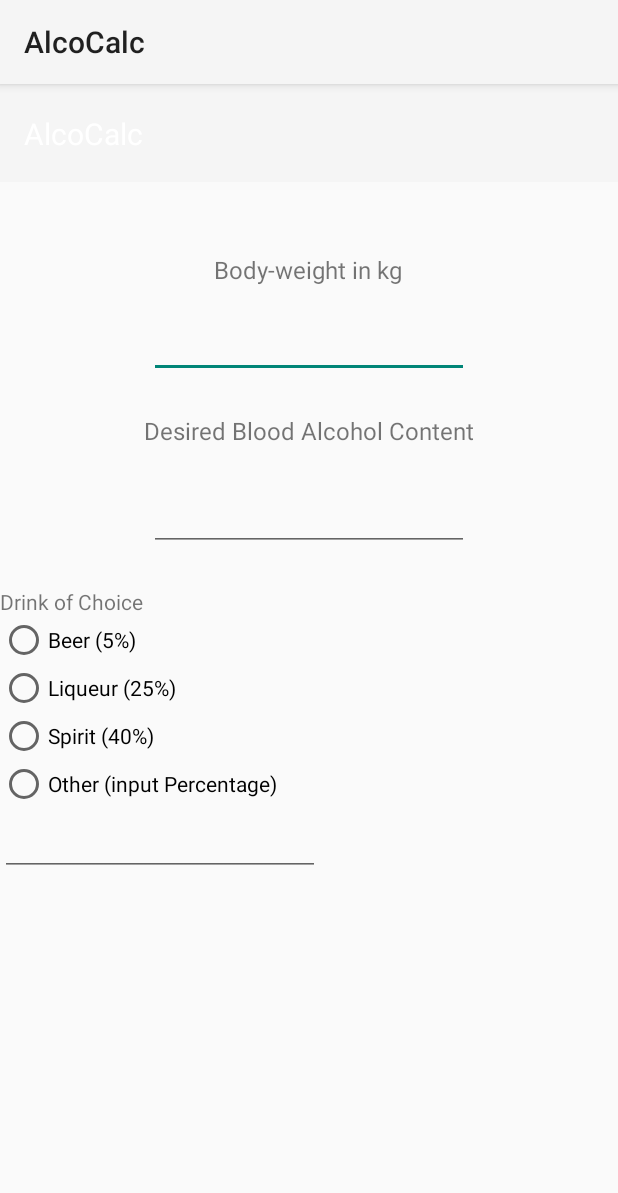
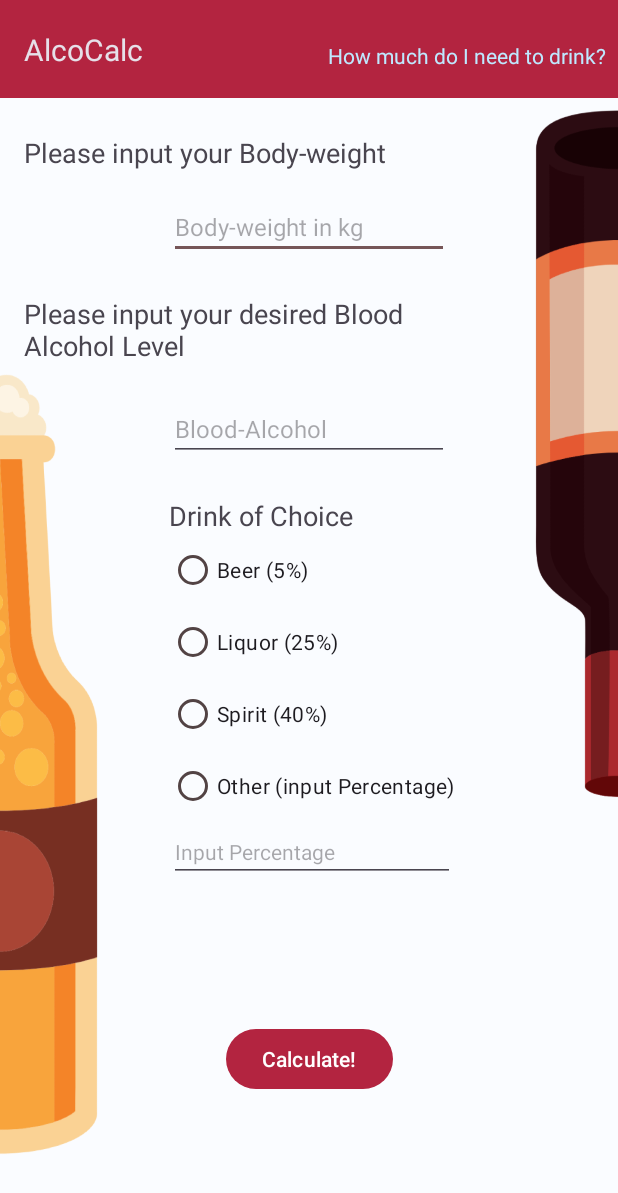
Before and after one commit to gitlias/AlcoCalc, an Android app: the screen it shows after launch (HauptActivity), on a phone screen of 412 x 824 dp. Shown: the top 1193 px of the screen. Run offline under Robolectric (Android 15) with nearby library versions, the phone set to English and light mode, and no system bars.

Commit message:
bisschen hübsch gemacht & es wird draußen hell

```diff
--- a/app/src/main/res/layout/activity_haupt.xml
+++ b/app/src/main/res/layout/activity_haupt.xml
@@ -4,18 +4,18 @@
     xmlns:tools="http://schemas.android.com/tools"
     android:layout_width="match_parent"
     android:layout_height="match_parent"
-    android:background="?android:attr/colorBackground"
+    android:background="@drawable/background"
     tools:context=".HauptActivity">
 
     <TextView
         android:id="@+id/textView3"
         android:layout_width="wrap_content"
         android:layout_height="wrap_content"
-        android:layout_marginTop="47dp"
-        android:text="@string/body_weight"
-        android:textSize="16sp"
-        app:layout_constraintEnd_toEndOf="parent"
-        app:layout_constraintHorizontal_bias="0.498"
+        android:layout_marginStart="16dp"
+        android:layout_marginTop="24dp"
+        android:text="@string/bw_pls"
+        android:textAlignment="viewStart"
+        android:textSize="18sp"
         app:layout_constraintStart_toStartOf="parent"
         app:layout_constraintTop_toBottomOf="@+id/constraintLayout" />
 
@@ -25,19 +25,21 @@
         android:layout_height="wrap_content"
         android:layout_marginTop="16dp"
         android:ems="10"
+        android:hint="@string/body_weight"
         android:inputType="numberDecimal"
+        android:textSize="16sp"
         app:layout_constraintEnd_toEndOf="parent"
         app:layout_constraintStart_toStartOf="parent"
         app:layout_constraintTop_toBottomOf="@+id/textView3" />
 
     <TextView
         android:id="@+id/textView5"
-        android:layout_width="wrap_content"
-        android:layout_height="wrap_content"
+        android:layout_width="314dp"
+        android:layout_height="52dp"
+        android:layout_marginStart="16dp"
         android:layout_marginTop="24dp"
-        android:text="@string/desired_bac"
-        android:textSize="16sp"
-        app:layout_constraintEnd_toEndOf="parent"
+        android:text="@string/desired_bac_pls"
+        android:textSize="18sp"
         app:layout_constraintStart_toStartOf="parent"
         app:layout_constraintTop_toBottomOf="@+id/editTextNumberDecimal" />
 
@@ -45,25 +47,29 @@
         android:id="@+id/editTextNumberDecimal2"
         android:layout_width="wrap_content"
         android:layout_height="wrap_content"
-        android:layout_marginTop="24dp"
+        android:layout_marginTop="16dp"
         android:ems="10"
+        android:hint="@string/desired_bac"
         android:inputType="numberDecimal"
+        android:textSize="16sp"
         app:layout_constraintEnd_toEndOf="parent"
         app:layout_constraintStart_toStartOf="parent"
         app:layout_constraintTop_toBottomOf="@+id/textView5" />
 
     <RadioGroup
+        android:id="@+id/radioGroup"
         android:layout_width="wrap_content"
         android:layout_height="wrap_content"
         android:layout_marginTop="24dp"
-        app:layout_constraintTop_toBottomOf="@+id/editTextNumberDecimal2"
-        tools:layout_editor_absoluteX="91dp">
+        app:layout_constraintStart_toStartOf="@+id/editTextNumberDecimal2"
+        app:layout_constraintTop_toBottomOf="@+id/editTextNumberDecimal2">
 
         <TextView
             android:id="@+id/textView6"
             android:layout_width="match_parent"
             android:layout_height="wrap_content"
-            android:text="@string/buttons_title" />
+            android:text="@string/buttons_title"
+            android:textSize="18sp" />
 
         <RadioButton
             android:id="@+id/radioButton"
@@ -94,7 +100,9 @@
             android:layout_width="match_parent"
             android:layout_height="wrap_content"
             android:ems="10"
-            android:inputType="numberDecimal" />
+            android:hint="@string/in_perc"
+            android:inputType="numberDecimal"
+            android:textSize="14sp" />
     </RadioGroup>
 
     <androidx.constraintlayout.widget.ConstraintLayout
@@ -115,6 +123,26 @@
             app:layout_constraintBottom_toBottomOf="parent"
             app:layout_constraintStart_toStartOf="parent"
             app:layout_constraintTop_toTopOf="parent" />
+
+        <TextView
+            android:id="@+id/textView7"
+            android:layout_width="wrap_content"
+            android:layout_height="wrap_content"
+            android:layout_marginEnd="8dp"
+            android:text="@string/subtit"
+            android:textColor="@color/md_theme_dark_inverseSurface"
+            app:layout_constraintBottom_toBottomOf="@+id/textView4"
+            app:layout_constraintEnd_toEndOf="parent" />
     </androidx.constraintlayout.widget.ConstraintLayout>
 
+    <Button
+        android:id="@+id/button"
+        android:layout_width="wrap_content"
+        android:layout_height="wrap_content"
+        android:text="@string/button_calc"
+        app:layout_constraintBottom_toBottomOf="parent"
+        app:layout_constraintEnd_toEndOf="parent"
+        app:layout_constraintStart_toStartOf="parent"
+        app:layout_constraintTop_toBottomOf="@+id/radioGroup" />
+
 </androidx.constraintlayout.widget.ConstraintLayout>
--- a/app/src/main/res/values-night/themes.xml
+++ b/app/src/main/res/values-night/themes.xml
@@ -1,7 +1,7 @@
 
 <resources>
-    <style name="AppTheme" parent="Theme.Material3.Dark.NoActionBar">
-        <item name="colorPrimary">@color/md_theme_dark_primary</item>
+    <style name="Base.Theme.AlcoCalc" parent="Theme.Material3.Dark.NoActionBar">
+        <item name="colorPrimary">#E16F76</item>
         <item name="colorOnPrimary">@color/md_theme_dark_onPrimary</item>
         <item name="colorPrimaryContainer">@color/md_theme_dark_primaryContainer</item>
         <item name="colorOnPrimaryContainer">@color/md_theme_dark_onPrimaryContainer</item>
@@ -9,7 +9,7 @@
         <item name="colorOnSecondary">@color/md_theme_dark_onSecondary</item>
         <item name="colorSecondaryContainer">@color/md_theme_dark_secondaryContainer</item>
         <item name="colorOnSecondaryContainer">@color/md_theme_dark_onSecondaryContainer</item>
-        <item name="colorTertiary">@color/md_theme_dark_tertiary</item>
+        <item name="colorTertiary">#FC779C</item>
         <item name="colorOnTertiary">@color/md_theme_dark_onTertiary</item>
         <item name="colorTertiaryContainer">@color/md_theme_dark_tertiaryContainer</item>
         <item name="colorOnTertiaryContainer">@color/md_theme_dark_onTertiaryContainer</item>
--- a/app/src/main/res/values/strings.xml
+++ b/app/src/main/res/values/strings.xml
@@ -3,11 +3,16 @@
     <!--    Hier Textfeldbeschriftungen:-->
     <string name="body_weight">Body-weight in kg</string>
     <string name="blood_amount">Blood Amount in ml</string>
-    <string name="desired_bac">Desired Blood Alcohol Content</string>
+    <string name="desired_bac">Blood-Alcohol</string>
     <string name="beer_button">Beer (5%)</string>
-    <string name="liquro_button">Liqueur (25%)</string>
+    <string name="liquro_button">Liquor (25%)</string>
     <string name="spirit_button">Spirit (40%)</string>
     <string name="buttons_title">Drink of Choice</string>
     <string name="other_button">Other (input Percentage)</string>
+    <string name="in_perc">Input Percentage</string>
+    <string name="bw_pls">Please input your Body-weight</string>
+    <string name="desired_bac_pls">Please input your desired Blood Alcohol Level</string>
+    <string name="subtit">How much do I need to drink?</string>
+    <string name="button_calc">Calculate!</string>
 
 </resources>
--- a/app/src/main/res/values/themes.xml
+++ b/app/src/main/res/values/themes.xml
@@ -1,6 +1,6 @@
 
 <resources>
-    <style name="AppTheme" parent="Theme.Material3.Light.NoActionBar">
+    <style name="Base.Theme.AlcoCalc" parent="Theme.Material3.Light.NoActionBar">
         <item name="colorPrimary">@color/md_theme_light_primary</item>
         <item name="colorOnPrimary">@color/md_theme_light_onPrimary</item>
         <item name="colorPrimaryContainer">@color/md_theme_light_primaryContainer</item>
```
Also changed, not shown: app/src/main/res/drawable/background.png (added), 1 other file.
